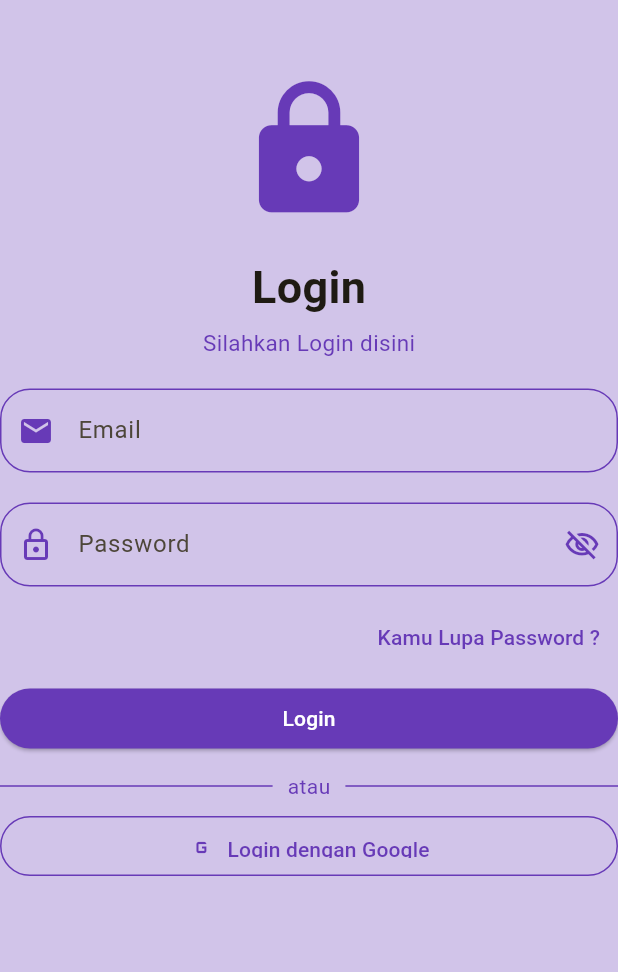
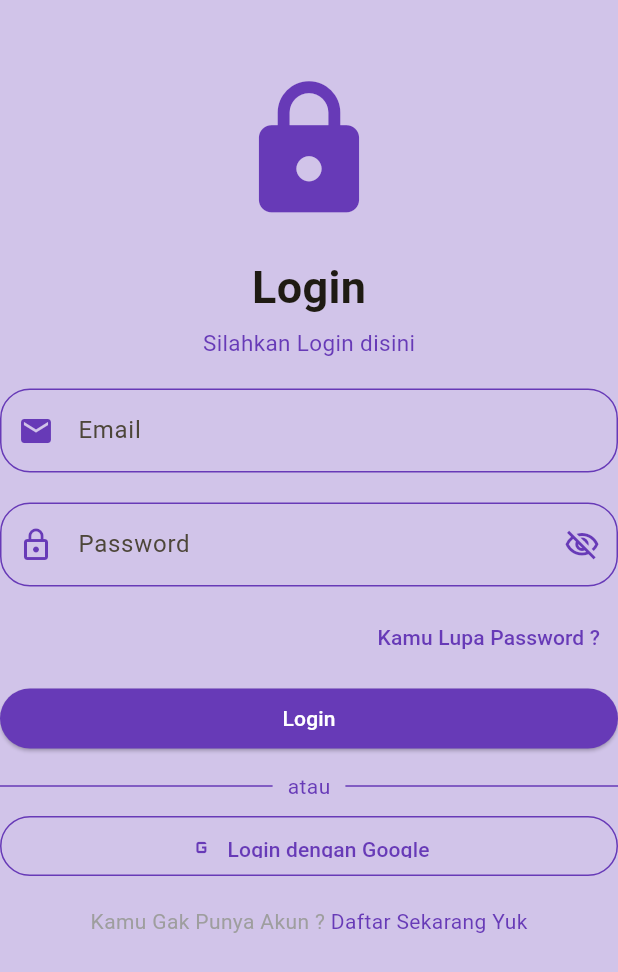
Before and after one commit to damarbagas-234/uts_aplikasimobile_1123150107, a Flutter app: the Login screen opened directly, on a phone screen of 412 x 824 dp. Shown: the top 972 px of the screen. Run offline on Flutter 3.47's test engine with Material 3 defaults, Android fonts, the phone set to English and light mode, and no system bars.

Commit message:
nambahin text kamu gak punya akun?

```diff
--- a/lib/login/login.dart
+++ b/lib/login/login.dart
@@ -165,6 +165,21 @@ class Login extends StatelessWidget {
                         ),
                       ),
                     ),
+                    SizedBox(height: 20,),
+                    Row(
+                      mainAxisAlignment: MainAxisAlignment.center,
+                      children: [
+                        Text('Kamu Gak Punya Akun ? ',
+                        style: TextStyle(
+                          color: Colors.grey
+                        ),
+                        ),
+                        Text('Daftar Sekarang Yuk',
+                        style: TextStyle(
+                          color: Colors.deepPurple,
+                        ),)
+                      ],
+                    )
                   ],
                 ),
               ),
```
